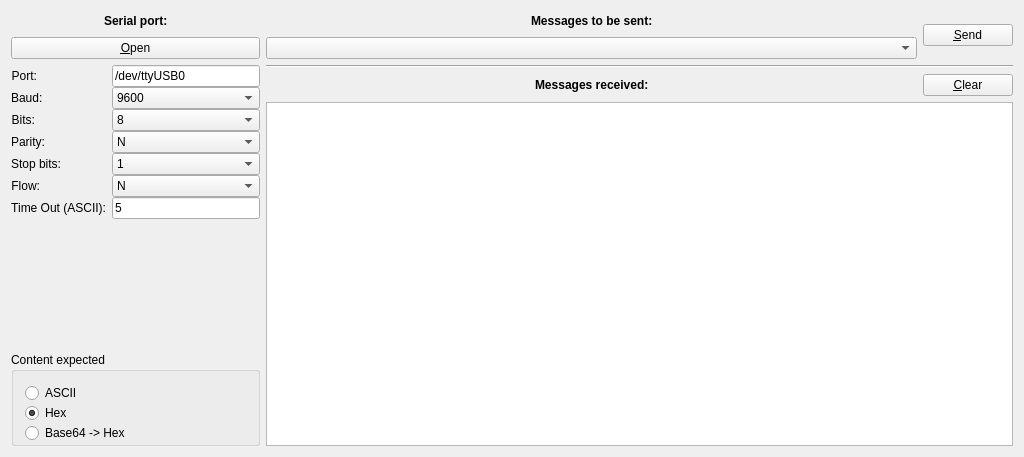
Before: the Qt Designer form gui/QRcode.ui in frj2a/QtQrCode, drawn with Qt 5.
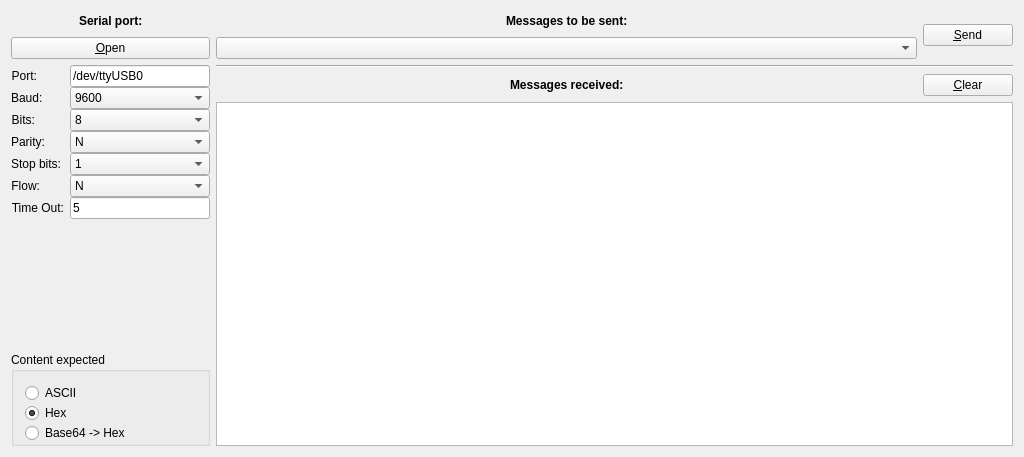
After: the same form once the commit is applied. Icons and pictures are not drawn.

Diff of the .ui file:
```diff
--- a/gui/QRcode.ui
+++ b/gui/QRcode.ui
@@ -17,7 +17,7 @@
    <iconset resource="../res/QRcode.qrc">
     <normaloff>:/logo/logo</normaloff>:/logo/logo</iconset>
   </property>
-  <layout class="QHBoxLayout" name="horizontalLayout_5" stretch="1,3">
+  <layout class="QHBoxLayout" name="horizontalLayout_5" stretch="1,4">
    <item>
     <layout class="QVBoxLayout" name="verticalLayout">
      <item>
@@ -296,7 +296,7 @@
        <item row="6" column="0">
         <widget class="QLabel" name="label_4">
          <property name="text">
-          <string>Time Out (ASCII):</string>
+          <string>Time Out:</string>
          </property>
          <property name="alignment">
           <set>Qt::AlignRight|Qt::AlignTrailing|Qt::AlignVCenter</set>
```
